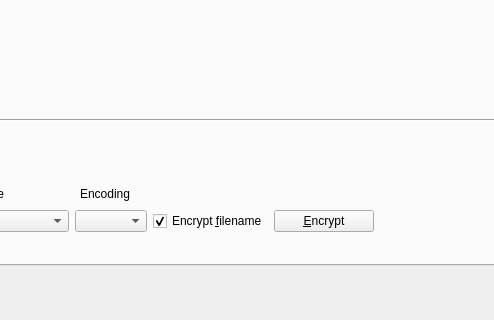
Before: the Qt Designer form mainwindow.ui in redazzalpha/xkrypt, drawn with Qt 5; both pictures show x 215 to 709 and y 280 to 600 of the 800 by 600 pixel window.
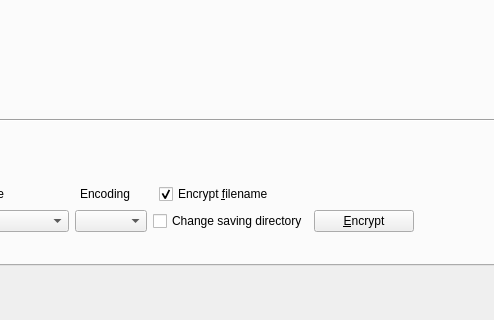
After: the same form once the commit is applied. The open tabs and pages were chosen to show the change. Icons and pictures are not drawn.

The edit to the form file:
```diff
--- a/mainwindow.ui
+++ b/mainwindow.ui
@@ -837,11 +837,30 @@
            </item>
            <item>
             <widget class="QLabel" name="label_7">
+             <property name="minimumSize">
+              <size>
+               <width>73</width>
+               <height>0</height>
+              </size>
+             </property>
              <property name="text">
               <string>Encoding</string>
              </property>
             </widget>
            </item>
+           <item>
+            <widget class="QCheckBox" name="m_encTabFileEncFname">
+             <property name="text">
+              <string>Encrypt &amp;filename</string>
+             </property>
+             <property name="shortcut">
+              <string>Ctrl+F</string>
+             </property>
+             <property name="checked">
+              <bool>true</bool>
+             </property>
+            </widget>
+           </item>
            <item>
             <spacer name="spacer_24">
              <property name="orientation">
@@ -898,15 +917,9 @@
             <widget class="QComboBox" name="m_encTabFileEncodings"/>
            </item>
            <item>
-            <widget class="QCheckBox" name="m_encTabFileEncFname">
+            <widget class="QCheckBox" name="m_encTabFileChangeSD">
              <property name="text">
-              <string>Encrypt &amp;filename</string>
-             </property>
-             <property name="shortcut">
-              <string>Ctrl+F</string>
-             </property>
-             <property name="checked">
-              <bool>true</bool>
+              <string>Change saving directory</string>
              </property>
             </widget>
            </item>
```
Left out of the diff: 35 changed lines with no effect on the pictures.
